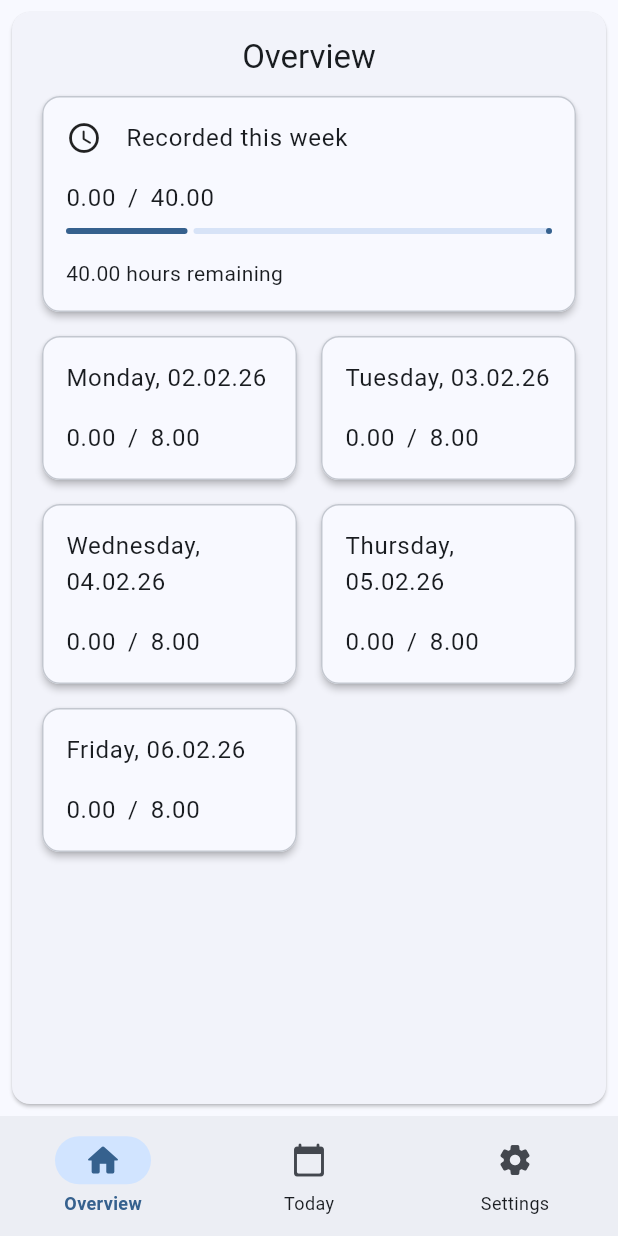
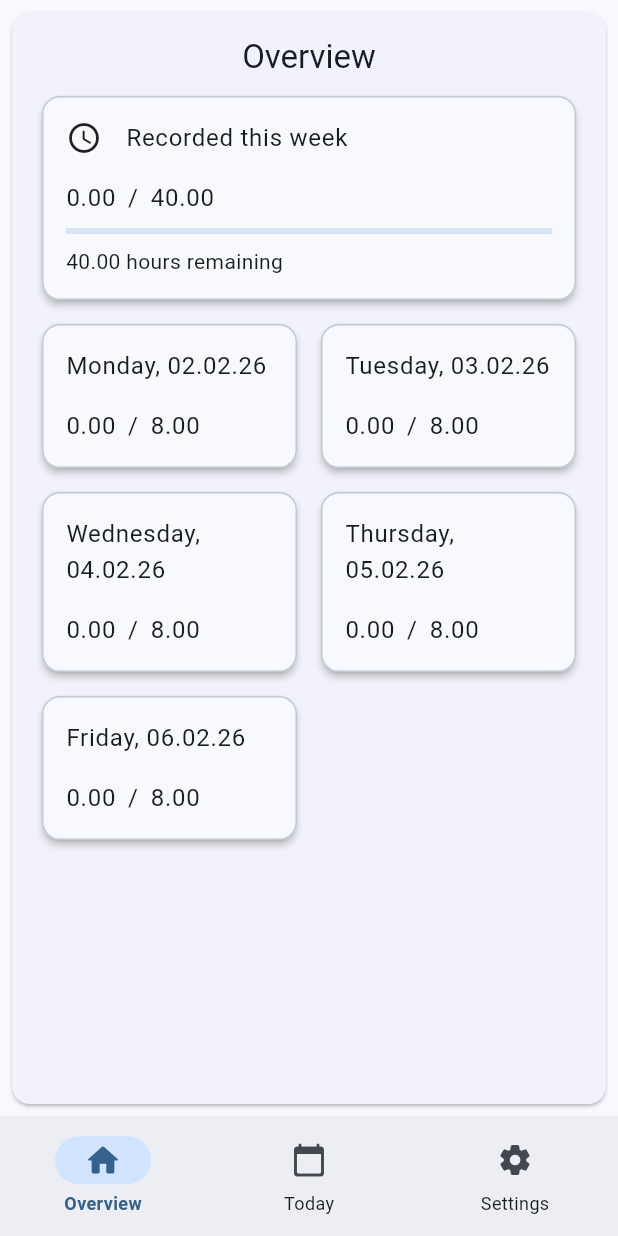
Before and after one commit to MaeschDEV/zentime, a Flutter app: the screen it shows after launch, on a phone screen of 412 x 824 dp. Run offline on Flutter 3.47's test engine with Material 3 defaults, Android fonts, the phone set to English and light mode, and no system bars; our stand-ins replace hive_ce, hive_ce_flutter; accounts and stored records are empty.

Commit message:
Implement weekly worked hours calculation and display in OverviewTab

```diff
--- a/lib/tabs/overview_tab.dart
+++ b/lib/tabs/overview_tab.dart
@@ -1,5 +1,9 @@
+import 'dart:async';
+
 import 'package:flutter/material.dart';
+import 'package:hive_ce_flutter/adapters.dart';
 import 'package:zentime/logic/week.dart';
+import 'package:zentime/logic/workday.dart';
 
 class OverviewTab extends StatefulWidget {
   const OverviewTab({super.key});
@@ -9,9 +13,74 @@ class OverviewTab extends StatefulWidget {
 }
 
 class _OverviewTab extends State<OverviewTab> {
+  Timer? _timer;
+
+  @override
+  void initState() {
+    super.initState();
+    // start periodic refresh so UI updates automatically (every second)
+    _timer = Timer.periodic(const Duration(seconds: 1), (_) {
+      if (mounted) setState(() {});
+    });
+  }
+
+  @override
+  void dispose() {
+    _timer?.cancel();
+    super.dispose();
+  }
+
+  Future<Map<String, dynamic>> _getWeeklyWorkedHours() async {
+    final box = await Hive.openBox<WorkDay>('workdays');
+
+    final now = DateTime.now();
+    final daysFromMonday = now.weekday - 1;
+    final monday = now.subtract(Duration(days: daysFromMonday));
+
+    Duration totalWorkedDuration = Duration.zero;
+
+    // Loop through each day of the week (Monday to Sunday)
+    for (int i = 0; i < 7; i++) {
+      final day = monday.add(Duration(days: i));
+      final dayKey = "${day.year}-${day.month}-${day.day}";
+      final workDay = box.get(dayKey);
+
+      if (workDay != null) {
+        for (final entry in workDay.entries) {
+          if (entry.type == EntryType.work) {
+            final start = entry.start;
+            var end = entry.end;
+            // If entry appears to be ongoing (end == start), treat end as now
+            if (end.isAtSameMomentAs(start)) {
+              end = DateTime.now();
+            }
+            final duration = end.difference(start);
+            totalWorkedDuration += duration;
+          }
+        }
+      }
+    }
+
+    final workedHours = totalWorkedDuration.inMinutes / 60.0;
+    const targetHours = 40.0;
+    final remainingHours = (targetHours - workedHours).clamp(0.0, targetHours);
+    final progress = (workedHours / targetHours).clamp(0.0, 1.0);
+
+    return {
+      'workedHours': workedHours,
+      'remainingHours': remainingHours,
+      'progress': progress,
+    };
+  }
+
+  String _formatHours(double hours) {
+    return hours.toStringAsFixed(2);
+  }
+
   @override
   Widget build(BuildContext context) {
     final ThemeData theme = Theme.of(context);
+    final weeklyFuture = _getWeeklyWorkedHours();
 
     return Padding(
       padding: const EdgeInsets.all(8.0),
@@ -46,37 +115,67 @@ class _OverviewTab extends State<OverviewTab> {
                               ),
                             ],
                           ),
-                          Column(
+                          FutureBuilder<Map<String, dynamic>>(
+                            future: weeklyFuture,
+                            builder: (context, snapshot) {
+                              if (snapshot.hasData) {
+                                final data = snapshot.data!;
+                                final workedHours =
+                                    data['workedHours'] as double;
+                                final remainingHours =
+                                    data['remainingHours'] as double;
+                                final progress = data['progress'] as double;
+
+                                return Column(
                                   spacing: 8,
                                   children: [
                                     Row(
                                       spacing: 8,
                                       children: [
                                         Text(
-                                    "0.00",
+                                          _formatHours(workedHours),
                                           style: theme.textTheme.bodyLarge,
                                         ),
-                                  Text("/", style: theme.textTheme.bodyLarge),
+                                        Text(
+                                          "/",
+                                          style: theme.textTheme.bodyLarge,
+                                        ),
                                         Text(
                                           "40.00",
                                           style: theme.textTheme.bodyLarge,
                                         ),
                                       ],
                                     ),
-                              LinearProgressIndicator(
-                                year2023: false,
-                                value: 0.25,
-                              ),
-                            ],
-                          ),
+                                    LinearProgressIndicator(value: progress),
                                     Row(
                                       children: [
-                              Text("40.00", style: theme.textTheme.bodyMedium),
+                                        Text(
+                                          _formatHours(remainingHours),
+                                          style: theme.textTheme.bodyMedium,
+                                        ),
                                         Text(
                                           " hours remaining",
                                           style: theme.textTheme.bodyMedium,
                                         ),
                                       ],
+                                    ),
+                                  ],
+                                );
+                              } else if (snapshot.hasError) {
+                                return Text('Error loading weekly hours');
+                              } else {
+                                return Column(
+                                  spacing: 8,
+                                  children: [
+                                    LinearProgressIndicator(),
+                                    Text(
+                                      "Loading...",
+                                      style: theme.textTheme.bodyMedium,
+                                    ),
+                                  ],
+                                );
+                              }
+                            },
                           ),
                         ],
                       ),
```
Lines whose indentation alone changed are shown as unchanged.
